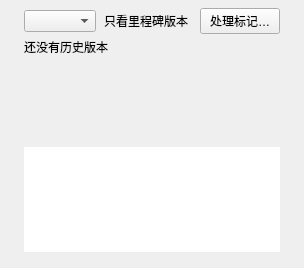
First picture: the form in windows/mainwindow_child/homepage/pages/homepage_page_backup.ui, repository Zao-chen/ZcVersionBox, before the edit.
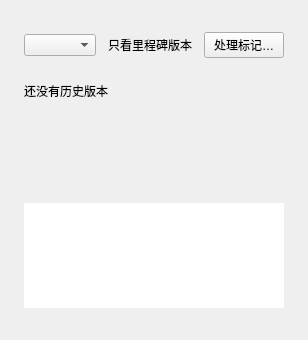
Second picture: the form after the edit.

```diff
--- a/windows/mainwindow_child/homepage/pages/homepage_page_backup.ui
+++ b/windows/mainwindow_child/homepage/pages/homepage_page_backup.ui
@@ -7,25 +7,25 @@
     <number>24</number>
    </property>
    <property name="topMargin">
-    <number>8</number>
+    <number>24</number>
    </property>
    <property name="rightMargin">
     <number>24</number>
    </property>
    <property name="bottomMargin">
-    <number>16</number>
+    <number>32</number>
    </property>
    <property name="spacing">
-    <number>4</number>
+    <number>16</number>
    </property>
    <item>
     <widget class="QWidget" name="filterBar">
      <layout class="QHBoxLayout" name="filterLayout">
       <property name="leftMargin"><number>0</number></property>
-      <property name="topMargin"><number>0</number></property>
+      <property name="topMargin"><number>8</number></property>
       <property name="rightMargin"><number>0</number></property>
-      <property name="bottomMargin"><number>0</number></property>
-      <property name="spacing"><number>8</number></property>
+      <property name="bottomMargin"><number>8</number></property>
+      <property name="spacing"><number>12</number></property>
       <item><widget class="QComboBox" name="historyScope"><property name="maximumSize"><size><width>220</width><height>16777215</height></size></property></widget></item>
       <item><widget class="QLabel" name="milestoneFilterLabel"><property name="text"><string>只看里程碑版本</string></property></widget></item>
       <item><spacer name="filterSpacer"><property name="orientation"><enum>Qt::Horizontal</enum></property><property name="sizeHint" stdset="0"><size><width>0</width><height>0</height></size></property></spacer></item>
```
